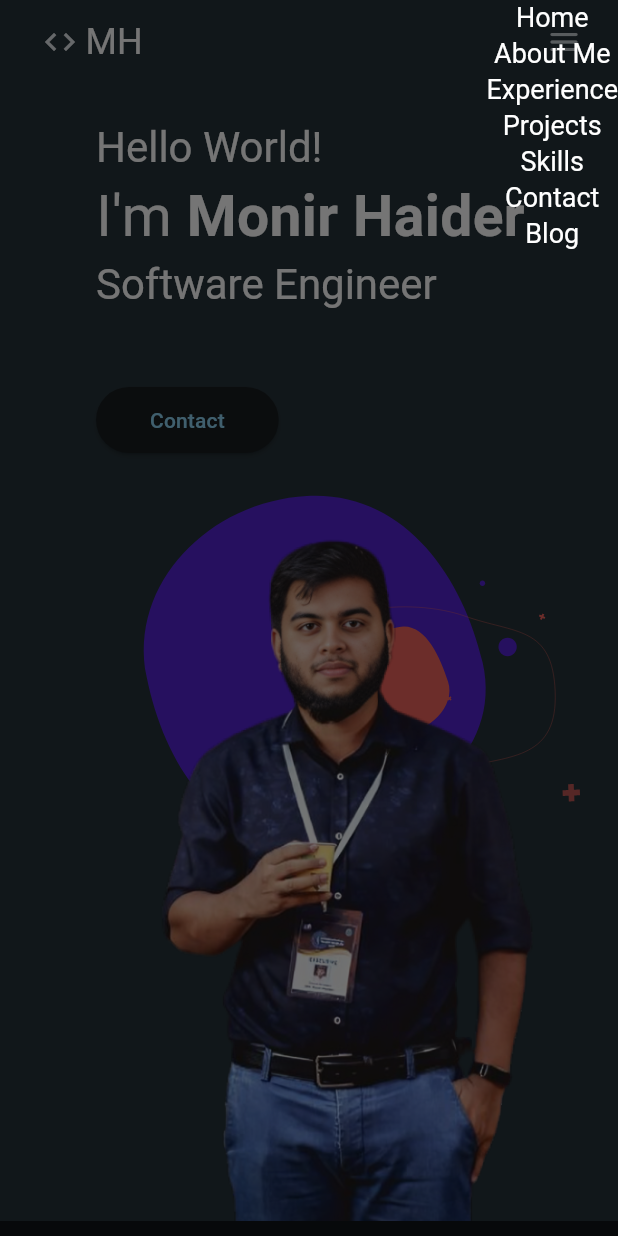
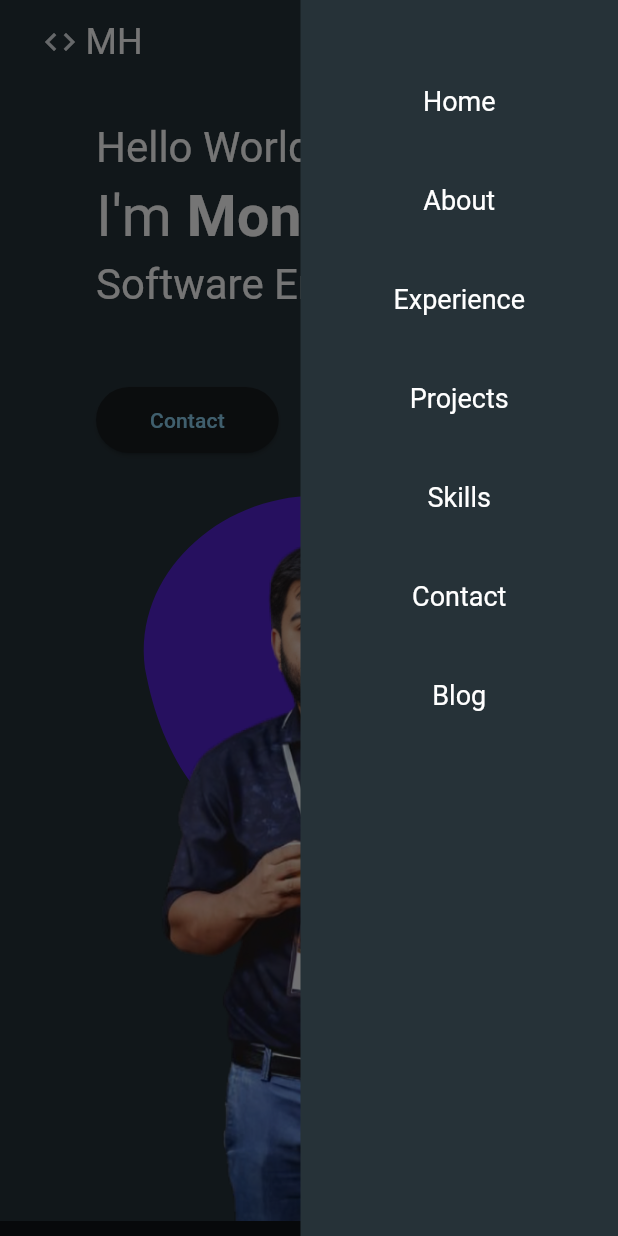
Before and after one commit to monirhelalee/portfolio_website_with_flutter, a Flutter app: the screen it shows after launch, with the side drawer open, on a phone screen of 412 x 824 dp. Run offline on Flutter 3.47's test engine with Material 3 defaults, Android fonts, the light colour scheme and no system bars; our stand-ins replace flutter_svg, go_router, lottie; network calls fail.

Commit message:
column menu redesign

```diff
--- a/lib/features/home/view/widgets/column_menu_widget.dart
+++ b/lib/features/home/view/widgets/column_menu_widget.dart
@@ -1,80 +1,63 @@
 import 'package:flutter/material.dart';
+import 'package:go_router/go_router.dart';
 
 class ColumnMenuWidget extends StatelessWidget {
   const ColumnMenuWidget({super.key});
 
   @override
   Widget build(BuildContext context) {
-    return Column(
-      children: [
-        Text(
-          'Home',
+    return Container(
+      padding: const EdgeInsets.only(left: 50, right: 50, top: 50),
+      color: Colors.blueGrey.shade900,
+      child: Column(
+        children: [
+          _nameWidget(context, title: 'Home', onTap: () {}),
+          const SizedBox(
+            height: 30,
+          ),
+          _nameWidget(context, title: 'About', onTap: () {}),
+          const SizedBox(
+            height: 30,
+          ),
+          _nameWidget(context, title: 'Experience', onTap: () {}),
+          const SizedBox(
+            height: 30,
+          ),
+          _nameWidget(context, title: 'Projects', onTap: () {}),
+          const SizedBox(
+            height: 30,
+          ),
+          _nameWidget(context, title: 'Skills', onTap: () {}),
+          const SizedBox(
+            height: 30,
+          ),
+          _nameWidget(context, title: 'Contact', onTap: () {}),
+          const SizedBox(
+            height: 30,
+          ),
+          _nameWidget(context, title: 'Blog', onTap: () {
+            context.go('/blog');
+          }),
+        ],
+      ),
+    );
+  }
+
+  Widget _nameWidget(context,
+      {required String title, required VoidCallback onTap}) {
+    return InkWell(
+      onTap: onTap,
+      borderRadius: BorderRadius.circular(8),
+      child: Padding(
+        padding: const EdgeInsets.only(left: 12, right: 12, top: 6, bottom: 6),
+        child: Text(
+          title,
           style: Theme.of(context).textTheme.headlineSmall?.copyWith(
                 fontSize: 18,
                 color: Colors.white,
               ),
         ),
-        const SizedBox(
-          width: 50,
-        ),
-        Text(
-          'About Me',
-          style: Theme.of(context).textTheme.headlineSmall?.copyWith(
-                fontSize: 18,
-                color: Colors.white,
-              ),
-        ),
-        const SizedBox(
-          width: 50,
-        ),
-        Text(
-          'Experience',
-          style: Theme.of(context).textTheme.headlineSmall?.copyWith(
-                fontSize: 18,
-                color: Colors.white,
-              ),
-        ),
-        const SizedBox(
-          width: 50,
-        ),
-        Text(
-          'Projects',
-          style: Theme.of(context).textTheme.headlineSmall?.copyWith(
-                fontSize: 18,
-                color: Colors.white,
-              ),
-        ),
-        const SizedBox(
-          width: 50,
-        ),
-        Text(
-          'Skills',
-          style: Theme.of(context).textTheme.headlineSmall?.copyWith(
-                fontSize: 18,
-                color: Colors.white,
-              ),
-        ),
-        const SizedBox(
-          width: 50,
-        ),
-        Text(
-          'Contact',
-          style: Theme.of(context).textTheme.headlineSmall?.copyWith(
-                fontSize: 18,
-                color: Colors.white,
-              ),
-        ),
-        const SizedBox(
-          width: 50,
-        ),
-        Text(
-          'Blog',
-          style: Theme.of(context).textTheme.headlineSmall?.copyWith(
-                fontSize: 18,
-                color: Colors.white,
-              ),
-        ),
-      ],
+      ),
     );
   }
 }
```
Also changed, not shown: 3 other files.
